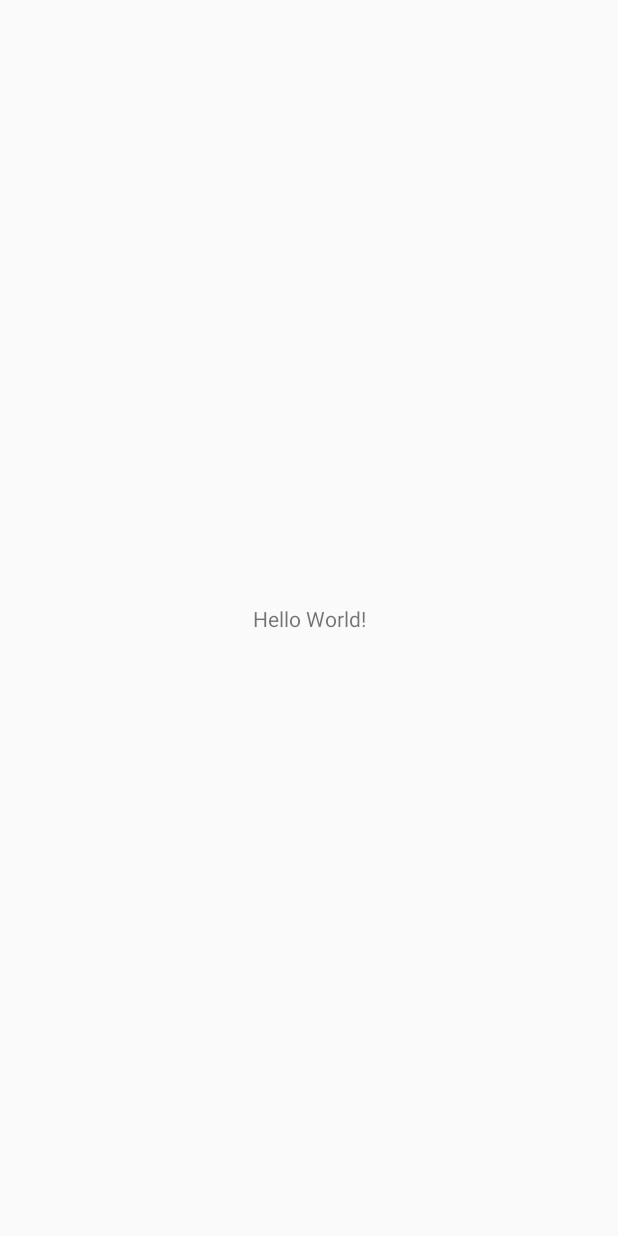
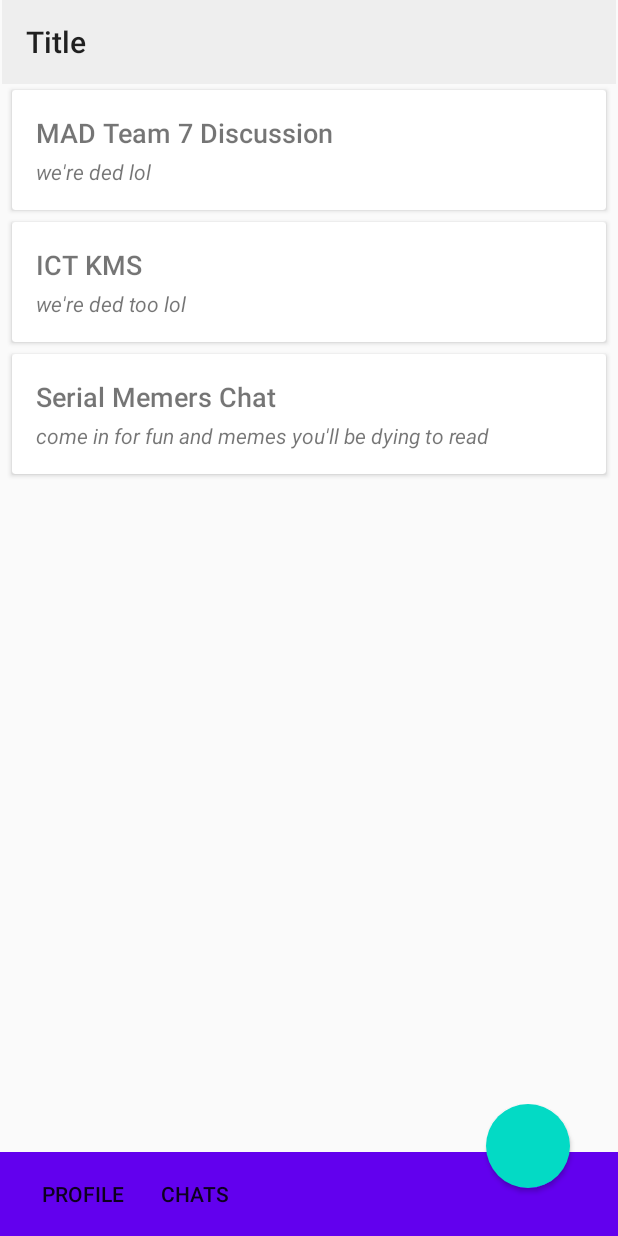
Before and after one commit to DannyOnCode/MAD-2020-threadapp, an Android app: the screen it shows after launch (MainActivity before the commit, ViewServersActivity after it), on a phone screen of 412 x 824 dp. Before the commit the screen is almost empty. Run offline under Robolectric (Android 15) with nearby library versions, the phone set to English and light mode, and no system bars.

Commit message:
switched from using fragments to layout reuse for bottom and top toolbars

```diff
--- a/app/src/main/AndroidManifest.xml
+++ b/app/src/main/AndroidManifest.xml
@@ -10,10 +10,9 @@
         android:supportsRtl="true"
         android:theme="@style/AppTheme">
         <activity android:name=".activities.ViewProfileActivity"></activity>
-        <activity android:name=".activities.ViewServersActivity" />
         <activity android:name=".activities.ViewMembersActivity" />
         <activity android:name=".activities.ChatActivity" />
-        <activity android:name=".MainActivity">
+        <activity android:name=".activities.ViewServersActivity">
             <intent-filter>
                 <action android:name="android.intent.action.MAIN" />
 
--- a/app/src/main/java/com/threadteam/thread/activities/ViewServersActivity.java
+++ b/app/src/main/java/com/threadteam/thread/activities/ViewServersActivity.java
@@ -1,12 +1,14 @@
 package com.threadteam.thread.activities;
 
 import androidx.appcompat.app.AppCompatActivity;
+import androidx.appcompat.widget.ActionMenuView;
 import androidx.recyclerview.widget.DefaultItemAnimator;
 import androidx.recyclerview.widget.LinearLayoutManager;
 import androidx.recyclerview.widget.RecyclerView;
 
 import android.os.Bundle;
-import android.view.View;
+import android.view.Menu;
+import android.view.MenuItem;
 
 import androidx.appcompat.widget.Toolbar;
 
@@ -20,27 +22,41 @@ import java.util.List;
 public class ViewServersActivity extends AppCompatActivity {
 
     // DATA STORE
-    private List<Server> serverList;
+    private List<Server> serverList = new ArrayList<>();
     private ViewServerAdapter adapter;
 
     // VIEW OBJECTS
     private RecyclerView ViewServerRecyclerView;
-    private Toolbar ServerNavToolbar;
+    private ActionMenuView BottomToolbarAMV;
+    private Toolbar TopNavToolbar;
+    private Toolbar BottomToolbar;
 
     @Override
     protected void onCreate(Bundle savedInstanceState) {
         super.onCreate(savedInstanceState);
+        setContentView(R.layout.activity_view_servers);
 
-        ServerNavToolbar = (Toolbar) findViewById(R.id.serverNavToolbar);
-        this.setSupportActionBar(ServerNavToolbar);
-        this.getSupportActionBar().setDisplayHomeAsUpEnabled(true);
+        TopNavToolbar = (Toolbar) findViewById(R.id.topNavToolbar);
+        BottomToolbar = (Toolbar) findViewById(R.id.bottomToolbar);
+        BottomToolbarAMV = (ActionMenuView) findViewById(R.id.bottomToolbarAMV);
 
-        setContentView(R.layout.activity_view_servers);
+        this.setSupportActionBar(TopNavToolbar);
+        BottomToolbarAMV.setOnMenuItemClickListener(new ActionMenuView.OnMenuItemClickListener() {
+            @Override
+            public boolean onMenuItemClick(MenuItem item) {
+                return onOptionsItemSelected(item);
+            }
+        });
 
         // BIND VIEW OBJECTS
         ViewServerRecyclerView = (RecyclerView) findViewById(R.id.viewServerRecyclerView);
 
         serverList = getServersForUser(0);
+
+        // Test RecyclerView
+        serverList.add(new Server(0, 0, "MAD Team 7 Discussion", "we're ded lol"));
+        serverList.add(new Server(0, 0, "ICT KMS", "we're ded too lol"));
+        serverList.add(new Server(0, 0, "Serial Memers Chat", "come in for fun and memes you'll be dying to read"));
 
         adapter = new ViewServerAdapter(serverList);
         LinearLayoutManager layoutManager = new LinearLayoutManager(this);
@@ -53,4 +69,10 @@ public class ViewServersActivity extends AppCompatActivity {
     private List<Server> getServersForUser(Integer userId) {
         return new ArrayList<>();
     }
+
+    @Override
+    public boolean onCreateOptionsMenu(Menu menu) {
+        getMenuInflater().inflate(R.menu.bottom_app_bar_menu, BottomToolbarAMV.getMenu());
+        return true;
+    }
 }
--- /dev/null
+++ b/app/src/main/res/layout/activity_partial_bottomtoolbar.xml
@@ -0,0 +1,40 @@
+<?xml version="1.0" encoding="utf-8"?>
+<androidx.constraintlayout.widget.ConstraintLayout xmlns:android="http://schemas.android.com/apk/res/android"
+    xmlns:app="http://schemas.android.com/apk/res-auto"
+    xmlns:tools="http://schemas.android.com/tools"
+    android:layout_width="match_parent"
+    android:layout_height="wrap_content">
+
+    <androidx.appcompat.widget.Toolbar
+        android:id="@+id/bottomToolbar"
+        android:layout_width="match_parent"
+        android:layout_height="wrap_content"
+        android:background="?attr/colorPrimary"
+        android:gravity="start"
+        android:minHeight="?attr/actionBarSize"
+        android:theme="?attr/actionBarTheme"
+        app:layout_constraintBottom_toBottomOf="parent"
+        app:layout_constraintEnd_toEndOf="parent"
+        app:layout_constraintStart_toStartOf="parent"
+        app:popupTheme="@style/ThemeOverlay.AppCompat">
+
+        <androidx.appcompat.widget.ActionMenuView
+            android:id="@+id/bottomToolbarAMV"
+            android:layout_width="wrap_content"
+            android:layout_height="?attr/actionBarSize"
+            android:gravity="left"
+            tools:layout_editor_absoluteX="16dp" />
+
+    </androidx.appcompat.widget.Toolbar>
+
+    <Button
+        android:id="@+id/bottomToolbarButton"
+        android:layout_width="56dp"
+        android:layout_height="56dp"
+        android:layout_marginEnd="32dp"
+        android:layout_marginBottom="32dp"
+        android:background="@drawable/fab_button_background"
+        app:layout_constraintBottom_toBottomOf="parent"
+        app:layout_constraintEnd_toEndOf="parent" />
+
+</androidx.constraintlayout.widget.ConstraintLayout>
--- /dev/null
+++ b/app/src/main/res/layout/activity_partial_topnavtoolbar.xml
@@ -0,0 +1,19 @@
+<?xml version="1.0" encoding="utf-8"?>
+<androidx.constraintlayout.widget.ConstraintLayout xmlns:android="http://schemas.android.com/apk/res/android"
+    xmlns:app="http://schemas.android.com/apk/res-auto"
+    android:layout_width="match_parent"
+    android:layout_height="wrap_content">
+
+    <androidx.appcompat.widget.Toolbar
+        android:id="@+id/topNavToolbar"
+        android:layout_width="409dp"
+        android:layout_height="wrap_content"
+        android:background="#EEEEEE"
+        android:minHeight="?attr/actionBarSize"
+        android:theme="?attr/actionBarTheme"
+        app:layout_constraintBottom_toBottomOf="parent"
+        app:layout_constraintEnd_toEndOf="parent"
+        app:layout_constraintStart_toStartOf="parent"
+        app:layout_constraintTop_toTopOf="parent"
+        app:title="Title" />
+</androidx.constraintlayout.widget.ConstraintLayout>
--- a/app/src/main/res/layout/activity_view_servers.xml
+++ b/app/src/main/res/layout/activity_view_servers.xml
@@ -10,32 +10,30 @@
         android:id="@+id/viewServerRecyclerView"
         android:layout_width="0dp"
         android:layout_height="0dp"
-        app:layout_constraintBottom_toBottomOf="parent"
+        app:layout_constraintBottom_toBottomOf="@+id/include"
         app:layout_constraintEnd_toEndOf="parent"
         app:layout_constraintStart_toStartOf="parent"
-        app:layout_constraintTop_toBottomOf="@+id/serverNavToolbar"
+        app:layout_constraintTop_toBottomOf="@+id/include2"
         tools:listitem="@layout/activity_partial_view_servers" />
 
-    <fragment
-        android:id="@+id/fragment"
-        android:name="com.threadteam.thread.bottomToolbar"
+    <include
+        android:id="@+id/include"
+        layout="@layout/activity_partial_bottomtoolbar"
         android:layout_width="0dp"
-        android:layout_height="wrap_content"
-        android:minHeight="56dp"
+        android:layout_height="88dp"
         app:layout_constraintBottom_toBottomOf="parent"
         app:layout_constraintEnd_toEndOf="parent"
         app:layout_constraintHorizontal_bias="1.0"
-        app:layout_constraintStart_toStartOf="parent" />
+        app:layout_constraintStart_toStartOf="parent">
 
-    <androidx.appcompat.widget.Toolbar
-        android:id="@+id/serverNavToolbar"
-        android:layout_width="409dp"
+    </include>
+
+    <include
+        android:id="@+id/include2"
+        layout="@layout/activity_partial_topnavtoolbar"
+        android:layout_width="wrap_content"
         android:layout_height="wrap_content"
-        android:background="#EEEEEE"
-        android:minHeight="?attr/actionBarSize"
-        android:theme="?attr/actionBarTheme"
         app:layout_constraintEnd_toEndOf="parent"
         app:layout_constraintStart_toStartOf="parent"
-        app:layout_constraintTop_toTopOf="parent"
-        app:title="My Servers" />
+        app:layout_constraintTop_toTopOf="parent" />
 </androidx.constraintlayout.widget.ConstraintLayout>
```
Also changed, not shown: app/src/main/java/com/threadteam/thread/activities/ChatActivity.java (+28 -5 lines), app/src/main/java/com/threadteam/thread/bottomToolbar.java (deleted, +0 -65 lines), app/src/main/res/layout/activity_chat.xml (+12 -21 lines), app/src/main/res/layout/fragment_bottom_toolbar.xml (deleted, +0 -37 lines).
